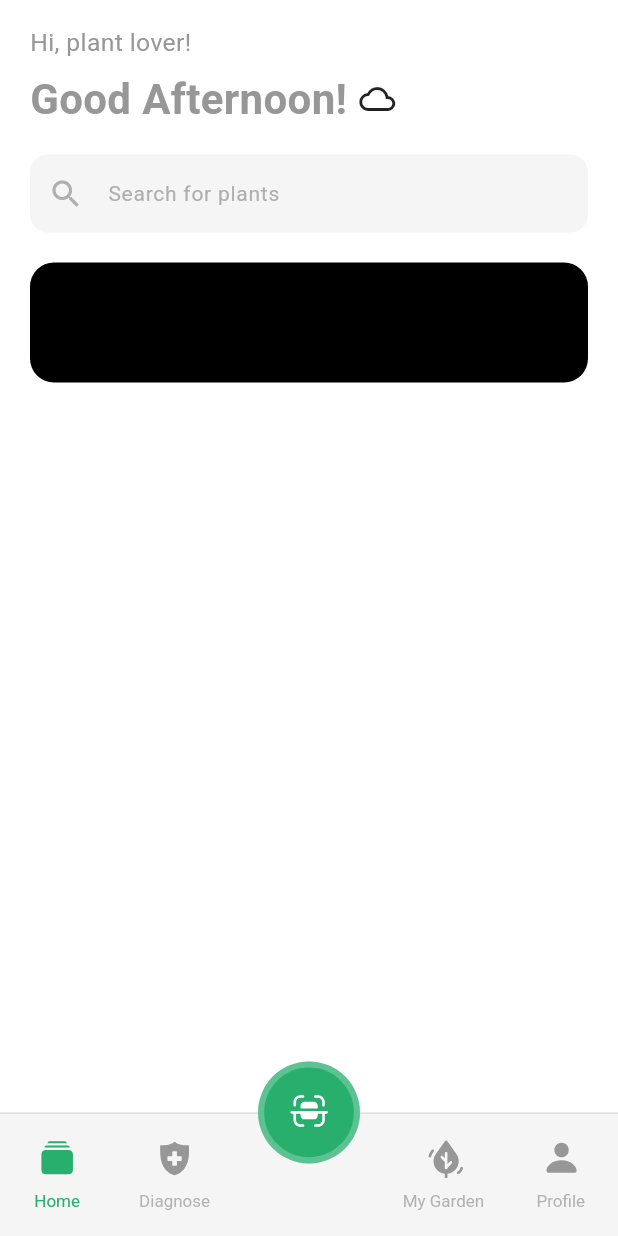
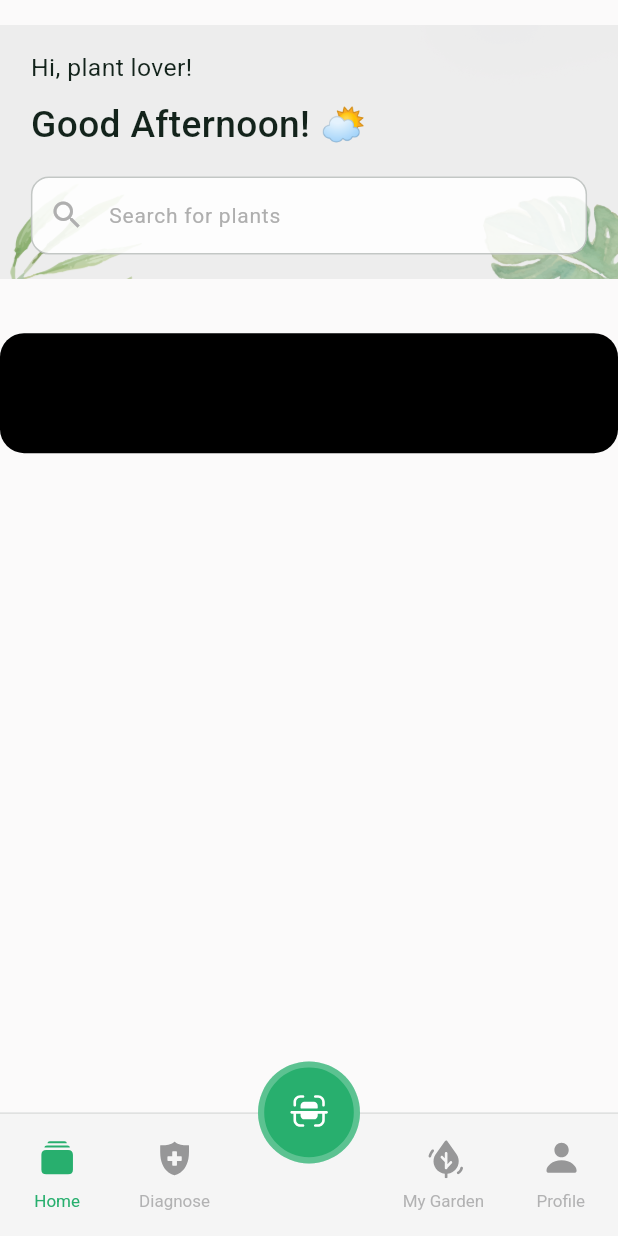
Before and after one commit to Xelorium/plantapp, a Flutter app: the HomePage screen opened by its route, on a phone screen of 412 x 824 dp. Run offline on Flutter 3.47's test engine with Material 3 defaults, Android fonts, the phone set to English and light mode, and no system bars; our stand-ins replace auto_route, auto_size_text, dio, flutter_bloc, flutter_screenutil, flutter_svg and 6 more; accounts and stored records are empty; generated files the repository leaves out were written again.

Commit message:
Implement HomeHeader widget and update home styling
- Create `HomeHeader` widget in `home_header.dart` featuring greeting text, search field, and background image styling
- Refactor `HomePage` to replace inline greeting and search widgets with the new `HomeHeader` component
- Define `homeBackground` in `AppColors` and update `scaffoldBackgroundColor` in `AppTheme`
- Add `header_bg.png` asset and register the path in `AppConstants`

```diff
--- a/lib/core/constants/app_constants.dart
+++ b/lib/core/constants/app_constants.dart
@@ -21,6 +21,8 @@ abstract final class AppAssets {
   static const String onboardingBackground1 = 'assets/images/onboarding_bg_1.png';
   static const String onboardingBackground2 = 'assets/images/onboarding_bg_2.png';
   static const String paywallBackground = 'assets/images/paywall_bg.png';
+  static const String headerBackground = 'assets/images/header_bg.png';
+
   static const String brushLine = 'assets/images/brush_line.png';
 
   static const String scannerFeatureIconSvg = 'assets/icons/scanner_feature_icon.svg';
--- a/lib/core/theme/app_colors.dart
+++ b/lib/core/theme/app_colors.dart
@@ -9,9 +9,13 @@ class AppColors {
   static const Color secondary = Color(0xFF13231B);
   static const Color onSecondary = Colors.white;
 
+  // TextField
+
   // Backgrounds
   static const Color background = Color(0xFFFFFFFF);
   static const Color surface = Color(0xFFF5F5F5); // Light grey for inputs/backgrounds
+  // Home page background #FBFAFA
+  static const Color homeBackground = Color(0xFFFBFAFA);
 
   // Text
   static const Color textPrimary = Color(0xFF13231B);
--- a/lib/core/theme/app_theme.dart
+++ b/lib/core/theme/app_theme.dart
@@ -7,7 +7,7 @@ abstract final class AppTheme {
     return ThemeData(
       useMaterial3: true,
       primaryColor: AppColors.primary,
-      scaffoldBackgroundColor: AppColors.background,
+      scaffoldBackgroundColor: AppColors.homeBackground,
       fontFamily: AppFonts.primary,
 
       // Color Scheme
--- a/lib/features/home/presentation/pages/home_page.dart
+++ b/lib/features/home/presentation/pages/home_page.dart
@@ -1,6 +1,7 @@
 import 'package:auto_route/annotations.dart';
 import 'package:flutter/material.dart';
 import 'package:flutter_screenutil/flutter_screenutil.dart';
+import 'package:plantapp/features/home/presentation/widgets/home/home_header.dart';
 
 @RoutePage()
 class HomePage extends StatelessWidget {
@@ -8,45 +9,18 @@ class HomePage extends StatelessWidget {
 
   @override
   Widget build(BuildContext context) {
+    final theme = Theme.of(context);
+
     return SafeArea(
       child: ListView(
-        padding: const EdgeInsets.symmetric(horizontal: 20, vertical: 16),
+        padding: EdgeInsets.symmetric(vertical: 16.sp),
         children: [
-          Text(
-            'Hi, plant lover!',
-            style: TextStyle(fontSize: 16.sp, fontWeight: FontWeight.w400),
-          ),
-          const SizedBox(height: 4),
-          const Row(
-            children: [
-              Text(
-                'Good Afternoon!',
-                style: TextStyle(fontSize: 28, fontWeight: FontWeight.bold),
-              ),
-              SizedBox(width: 8),
-              Icon(Icons.cloud_outlined),
-            ],
-          ),
+          const HomeHeader(),
 
           const SizedBox(height: 16),
 
-          // Search
-          TextField(
-            decoration: InputDecoration(
-              hintText: 'Search for plants',
-              prefixIcon: const Icon(Icons.search),
-              filled: true,
-              fillColor: Colors.grey.shade100,
-              border: OutlineInputBorder(
-                borderRadius: BorderRadius.circular(14),
-                borderSide: BorderSide.none,
-              ),
-            ),
-          ),
-
           const SizedBox(height: 20),
 
-          // Premium banner
           Container(
             height: 80,
             decoration: BoxDecoration(
@@ -56,8 +30,6 @@ class HomePage extends StatelessWidget {
           ),
 
           const SizedBox(height: 20),
-
-          // Category cards...
         ],
       ),
     );
--- /dev/null
+++ b/lib/features/home/presentation/widgets/home/home_header.dart
@@ -0,0 +1,68 @@
+import 'package:flutter/material.dart';
+import 'package:flutter_screenutil/flutter_screenutil.dart';
+import 'package:plantapp/core/constants/app_constants.dart';
+
+class HomeHeader extends StatelessWidget {
+  const HomeHeader({super.key});
+
+  @override
+  Widget build(BuildContext context) {
+    final theme = Theme.of(context);
+
+    return Container(
+      padding: EdgeInsets.symmetric(horizontal: 20.sp, vertical: 16.sp),
+      decoration: BoxDecoration(
+        image: DecorationImage(
+          image: const AssetImage(AppAssets.headerBackground),
+          fit: BoxFit.fill,
+          colorFilter: ColorFilter.mode(
+            theme.colorScheme.surface,
+            BlendMode.modulate,
+          ),
+        ),
+      ),
+      child: Column(
+        children: [
+          Row(
+            children: [
+              Flexible(
+                child: Text(
+                  'Hi, plant lover! ',
+                  style: TextStyle(fontSize: 16.sp, fontWeight: FontWeight.w400, color: theme.colorScheme.onSurface),
+                ),
+              ),
+            ],
+          ),
+          SizedBox(height: 6.sp),
+          Row(
+            children: [
+              Flexible(
+                child: Text(
+                  'Good Afternoon! ⛅',
+                  style: TextStyle(fontSize: 24.sp, fontWeight: FontWeight.w500, color: theme.colorScheme.onSurface),
+                ),
+              ),
+            ],
+          ),
+          SizedBox(height: 16.sp),
+          TextField(
+            decoration: InputDecoration(
+              hintText: 'Search for plants',
+              prefixIcon: const Icon(Icons.search),
+              filled: true,
+              fillColor: theme.colorScheme.onPrimary.withValues(alpha: .88),
+              border: OutlineInputBorder(
+                borderRadius: BorderRadius.circular(12),
+                borderSide: BorderSide(color: theme.colorScheme.onSurface.withValues(alpha: 0.25)),
+              ),
+              enabledBorder: OutlineInputBorder(
+                borderRadius: BorderRadius.circular(12),
+                borderSide: BorderSide(color: theme.colorScheme.onSurface.withValues(alpha: 0.25)),
+              ),
+            ),
+          ),
+        ],
+      ),
+    );
+  }
+}
```
Also changed, not shown: assets/images/header_bg.png (added).
